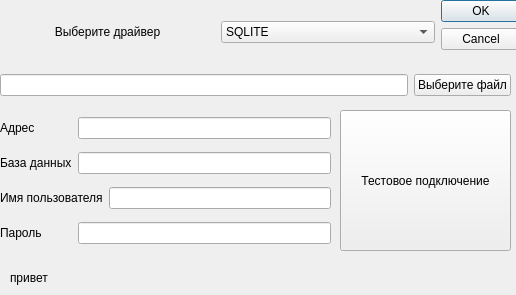
The window that connect_db.ui (mikhailKhmel/database_viewer) describes before a commit, drawn with Qt 5.
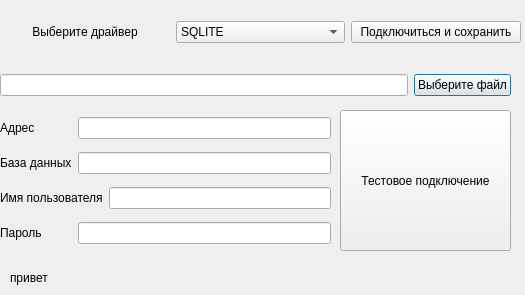
The same window after the commit.

Patch:
```diff
--- a/connect_db.ui
+++ b/connect_db.ui
@@ -6,7 +6,7 @@
    <rect>
     <x>0</x>
     <y>0</y>
-    <width>516</width>
+    <width>525</width>
     <height>295</height>
    </rect>
   </property>
@@ -58,16 +58,6 @@
     </rect>
    </property>
    <layout class="QGridLayout" name="gridLayout">
-    <item row="0" column="2">
-     <widget class="QDialogButtonBox" name="buttonBox">
-      <property name="orientation">
-       <enum>Qt::Vertical</enum>
-      </property>
-      <property name="standardButtons">
-       <set>QDialogButtonBox::Cancel|QDialogButtonBox::Ok</set>
-      </property>
-     </widget>
-    </item>
     <item row="0" column="1">
      <widget class="QComboBox" name="comboBox_driver">
       <item>
@@ -102,6 +92,13 @@
       </property>
      </widget>
     </item>
+    <item row="0" column="2">
+     <widget class="QPushButton" name="pushButton">
+      <property name="text">
+       <string>Подключиться и сохранить</string>
+      </property>
+     </widget>
+    </item>
    </layout>
   </widget>
   <widget class="QWidget" name="layoutWidget">
```
Left out of the diff: 35 changed lines with no effect on the pictures.
